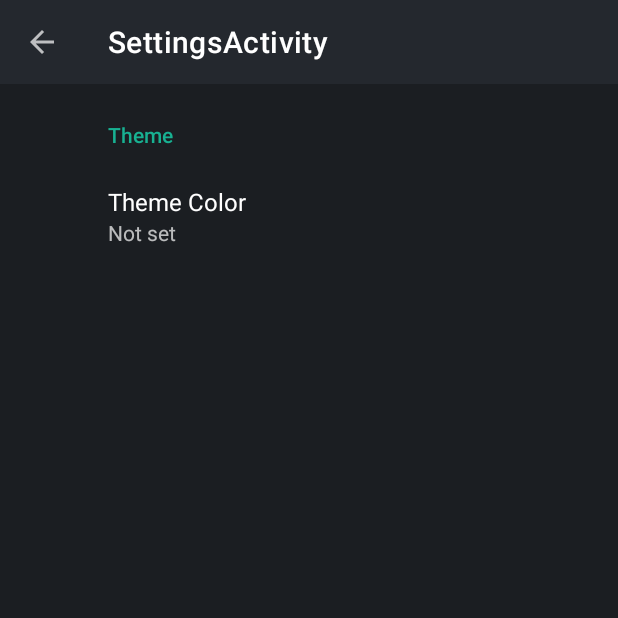
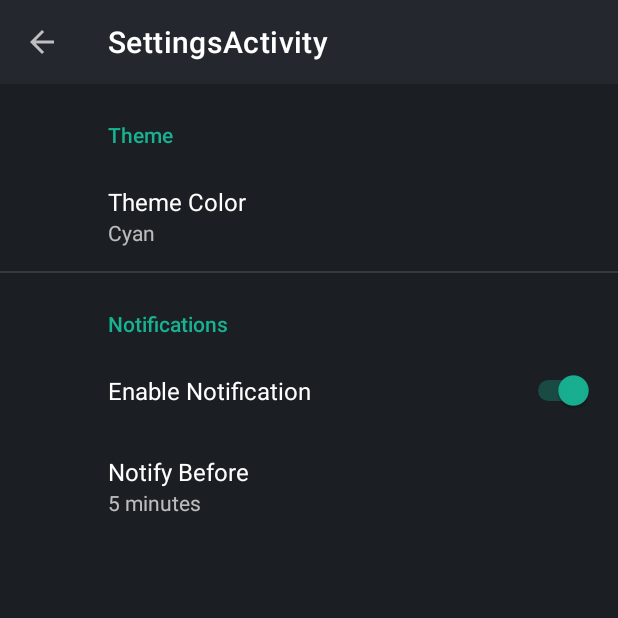
Before and after one commit to NickNterm/ToDoList, an Android app: the SettingsActivity screen opened directly, with no data from a screen before it, on a phone screen of 412 x 824 dp, the top half of it. Run offline under Robolectric (Android 15) with nearby library versions, the light colour scheme and no system bars; our stand-ins replace androidx.preference.

Commit message:
last commit before add notification functionality. Notification in ui and settings is ready

```diff
--- a/ToDoList/app/build.gradle
+++ b/ToDoList/app/build.gradle
@@ -13,7 +13,7 @@ android {
         minSdkVersion 22
         targetSdkVersion 30
         versionCode 1
-        versionName "2.0"
+        versionName "2.2"
 
         vectorDrawables.useSupportLibrary = true
         testInstrumentationRunner "androidx.test.runner.AndroidJUnitRunner"
@@ -44,7 +44,6 @@ dependencies {
     implementation 'androidx.legacy:legacy-support-v4:1.0.0'
     implementation 'androidx.preference:preference:1.1.1'
 
-    debugImplementation 'im.dino:dbinspector:3.4.1@arr'
     testImplementation 'junit:junit:4.+'
     implementation 'com.github.dhaval2404:colorpicker:2.0'
     androidTestImplementation 'androidx.test.ext:junit:1.1.2'
--- a/ToDoList/app/src/main/res/values/arrays.xml
+++ b/ToDoList/app/src/main/res/values/arrays.xml
@@ -1,14 +1,5 @@
 <resources>
     <!-- Reply Preference -->
-    <string-array name="reply_entries">
-        <item>Reply</item>
-        <item>Reply to all</item>
-    </string-array>
-
-    <string-array name="reply_values">
-        <item>reply</item>
-        <item>reply_all</item>
-    </string-array>
     <string-array name="Colors">
         <item>Red</item>
         <item>Orange</item>
@@ -20,6 +11,7 @@
         <item>Blue</item>
         <item>Purple</item>
     </string-array>
+
     <string-array name="Color_values">
         <item>red</item>
         <item>orange</item>
@@ -31,4 +23,23 @@
         <item>blue</item>
         <item>purple</item>
     </string-array>
+
+
+    <string-array name="Times">
+        <item>While Starts</item>
+        <item>5 minutes</item>
+        <item>10 minutes</item>
+        <item>15 minutes</item>
+        <item>30 minutes</item>
+        <item>1 hour</item>
+    </string-array>
+
+    <string-array name="Times_values">
+        <item>0</item>
+        <item>5</item>
+        <item>10</item>
+        <item>15</item>
+        <item>30</item>
+        <item>60</item>
+    </string-array>
 </resources>
--- a/ToDoList/app/src/main/res/xml/root_preferences.xml
+++ b/ToDoList/app/src/main/res/xml/root_preferences.xml
@@ -1,8 +1,8 @@
-<PreferenceScreen xmlns:app="http://schemas.android.com/apk/res-auto"
-    xmlns:android="http://schemas.android.com/apk/res/android">
+<PreferenceScreen xmlns:android="http://schemas.android.com/apk/res/android"
+    xmlns:app="http://schemas.android.com/apk/res-auto">
     <PreferenceCategory app:title="Theme">
         <ListPreference
-            app:defaultValue="true"
+            app:defaultValue="primaryCyan"
             app:entries="@array/Colors"
             app:entryValues="@array/Color_values"
             app:key="color"
@@ -10,4 +10,20 @@
             app:useSimpleSummaryProvider="true" />
     </PreferenceCategory>
 
+    <PreferenceCategory app:title="Notifications">
+        <SwitchPreference
+            app:defaultValue="true"
+            app:key="notification"
+            app:title="Enable Notification"
+            />
+        <ListPreference
+            android:dependency="notification"
+            android:entryValues="@array/Times_values"
+            app:defaultValue="5"
+            android:title="Notify Before"
+            app:useSimpleSummaryProvider="true"
+            app:entries="@array/Times"
+            app:key="notificationTime" />
+    </PreferenceCategory>
+
 </PreferenceScreen>
```
Also changed, not shown: ToDoList/app/src/main/java/com/nicknterm/todolist/AddTasksInRecycleView.kt (+9 -4 lines), ToDoList/app/src/main/res/layout/activity_add_tasks_in_recycle_view.xml (+29 -0 lines), ToDoList/app/src/main/res/layout/activity_main.xml (+44 -20 lines).
